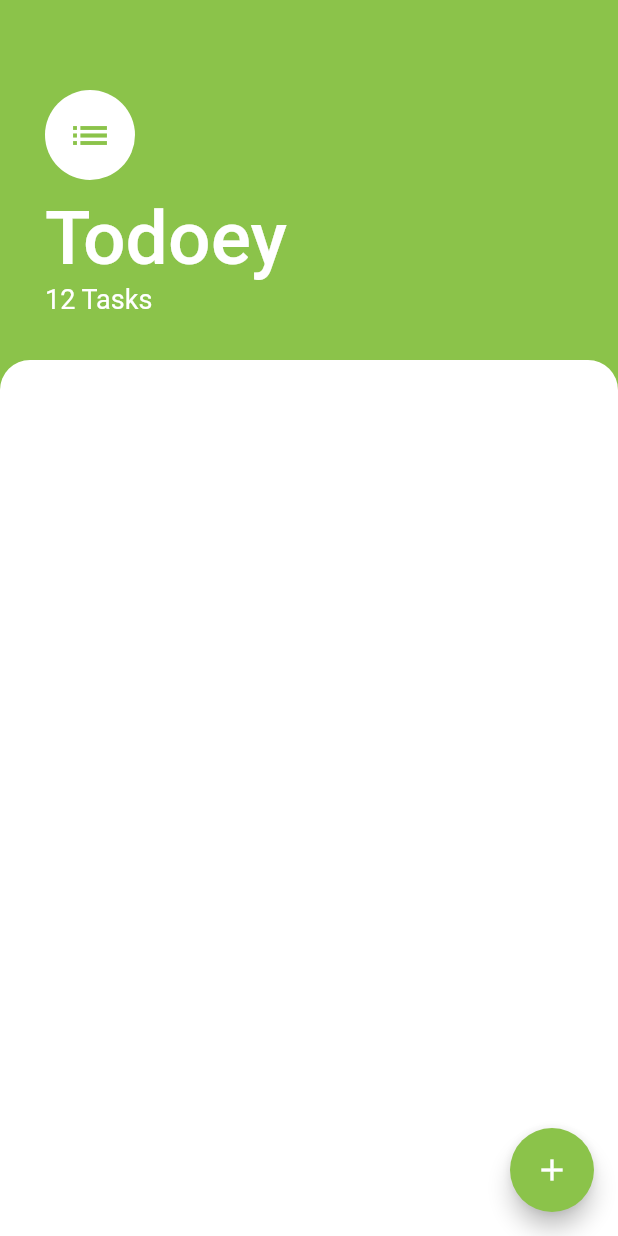
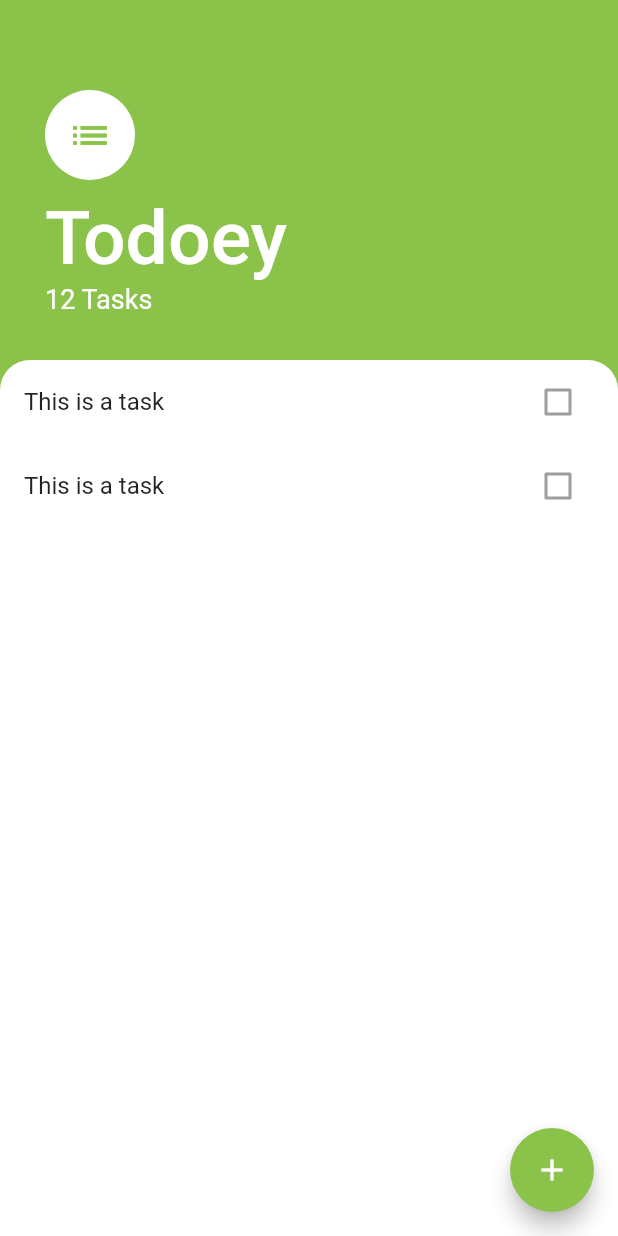
Before and after one commit to balajistark30/todoey, a Flutter app: the screen it shows after launch, on a phone screen of 412 x 824 dp. Run offline on Flutter 3.47's test engine with Material 2 defaults, Android fonts, the phone set to English and light mode, and no system bars.

Commit message:
ListTitle Widget was added

```diff
--- a/lib/screens/tasks_screen.dart
+++ b/lib/screens/tasks_screen.dart
@@ -56,6 +56,18 @@ class TasksScreen extends StatelessWidget {
                   borderRadius: BorderRadius.only(
                       topLeft: Radius.circular(20.0),
                       topRight: Radius.circular(20.0))),
+              child: ListView(
+                children: const [
+                  ListTile(
+                    title: Text('This is a task'),
+                    trailing: Checkbox(value: false, onChanged: null),
+                  ),
+                  ListTile(
+                    title: Text('This is a task'),
+                    trailing: Checkbox(value: false, onChanged: null),
+                  ),
+                ],
+              ),
             ),
           ),
         ],
```
